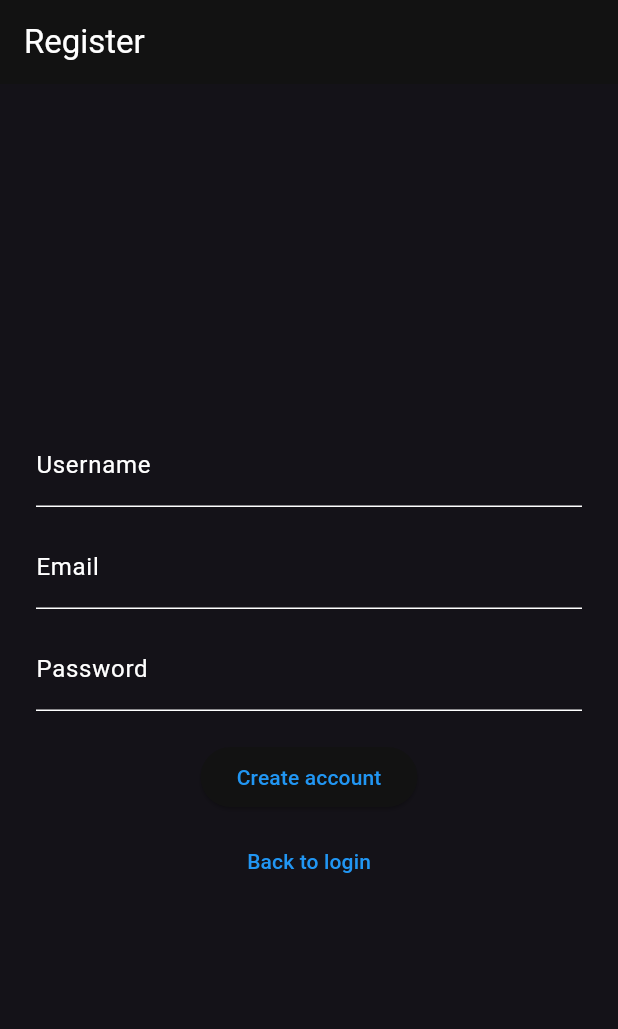
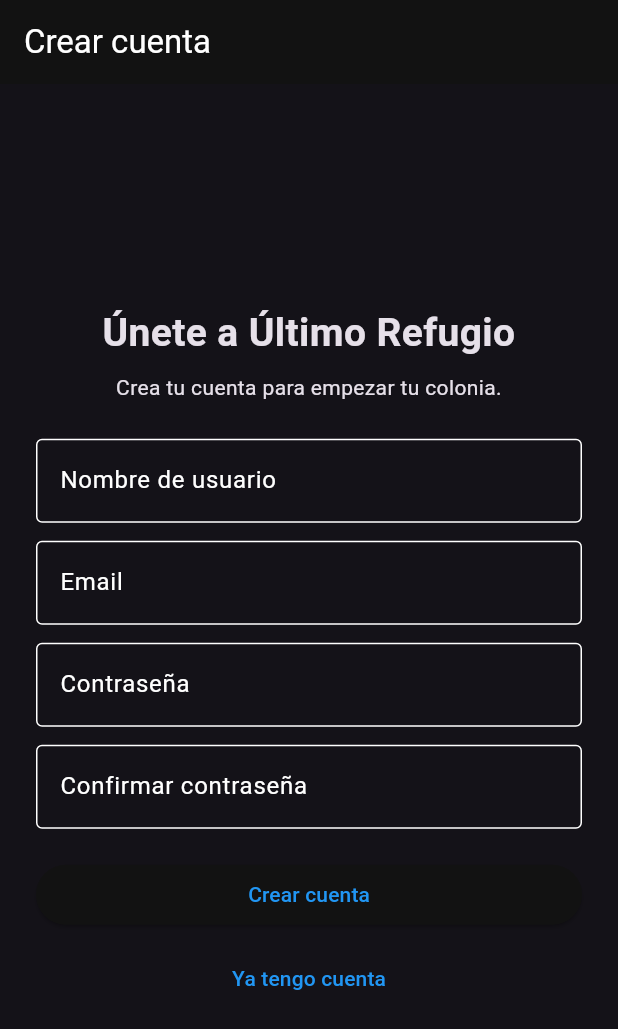
Before and after one commit to Kostilla/Ultimo_refugio, a Flutter app: the RegisterScreen screen opened by its route, on a phone screen of 412 x 824 dp. Shown: the top 1029 px of the screen. Run offline on Flutter 3.47's test engine with Material 3 defaults, Android fonts, the phone set to English and light mode, and no system bars; our stand-ins replace flutter_dotenv, flutter_riverpod, go_router, supabase_flutter; accounts and stored records are empty.

Commit message:
Actualizar register_screen.dart

```diff
--- a/lib/features/auth/presentation/register_screen.dart
+++ b/lib/features/auth/presentation/register_screen.dart
@@ -12,19 +12,25 @@ class RegisterScreen extends ConsumerStatefulWidget {
 }
 
 class _RegisterScreenState extends ConsumerState<RegisterScreen> {
+  final _formKey = GlobalKey<FormState>();
   final _usernameController = TextEditingController();
   final _emailController = TextEditingController();
   final _passwordController = TextEditingController();
+  final _confirmPasswordController = TextEditingController();
 
   @override
   void dispose() {
     _usernameController.dispose();
     _emailController.dispose();
     _passwordController.dispose();
+    _confirmPasswordController.dispose();
     super.dispose();
   }
 
   Future<void> _submit() async {
+    final form = _formKey.currentState;
+    if (form == null || !form.validate()) return;
+
     ref.read(authLoadingProvider.notifier).state = true;
 
     try {
@@ -34,15 +40,13 @@ class _RegisterScreenState extends ConsumerState<RegisterScreen> {
             password: _passwordController.text,
           );
 
-      if (mounted) {
+      if (!mounted) return;
       context.go('/colony-entry');
-      }
     } catch (e) {
-      if (mounted) {
+      if (!mounted) return;
       ScaffoldMessenger.of(context).showSnackBar(
         SnackBar(content: Text('Error: $e')),
       );
-      }
     } finally {
       ref.read(authLoadingProvider.notifier).state = false;
     }
@@ -53,43 +57,132 @@ class _RegisterScreenState extends ConsumerState<RegisterScreen> {
     final isLoading = ref.watch(authLoadingProvider);
 
     return Scaffold(
-      appBar: AppBar(title: const Text('Register')),
-      body: Padding(
-        padding: const EdgeInsets.all(24),
+      appBar: AppBar(
+        title: const Text('Crear cuenta'),
+      ),
+      body: SafeArea(
         child: Center(
           child: ConstrainedBox(
             constraints: const BoxConstraints(maxWidth: 420),
-            child: Column(
-              mainAxisAlignment: MainAxisAlignment.center,
+            child: Padding(
+              padding: const EdgeInsets.all(24),
+              child: Form(
+                key: _formKey,
+                child: ListView(
+                  shrinkWrap: true,
                   children: [
-                TextField(
+                    const Text(
+                      'Únete a Último Refugio',
+                      textAlign: TextAlign.center,
+                      style: TextStyle(
+                        fontSize: 26,
+                        fontWeight: FontWeight.bold,
+                      ),
+                    ),
+                    const SizedBox(height: 8),
+                    const Text(
+                      'Crea tu cuenta para empezar tu colonia.',
+                      textAlign: TextAlign.center,
+                    ),
+                    const SizedBox(height: 24),
+                    TextFormField(
                       controller: _usernameController,
-                  decoration: const InputDecoration(labelText: 'Username'),
+                      enabled: !isLoading,
+                      textInputAction: TextInputAction.next,
+                      decoration: const InputDecoration(
+                        labelText: 'Nombre de usuario',
+                        border: OutlineInputBorder(),
+                      ),
+                      validator: (value) {
+                        final text = value?.trim() ?? '';
+                        if (text.isEmpty) {
+                          return 'Introduce un nombre de usuario';
+                        }
+                        if (text.length < 3) {
+                          return 'Debe tener al menos 3 caracteres';
+                        }
+                        return null;
+                      },
                     ),
                     const SizedBox(height: 12),
-                TextField(
+                    TextFormField(
                       controller: _emailController,
-                  decoration: const InputDecoration(labelText: 'Email'),
+                      enabled: !isLoading,
+                      keyboardType: TextInputType.emailAddress,
+                      textInputAction: TextInputAction.next,
+                      decoration: const InputDecoration(
+                        labelText: 'Email',
+                        border: OutlineInputBorder(),
+                      ),
+                      validator: (value) {
+                        final text = value?.trim() ?? '';
+                        if (text.isEmpty) {
+                          return 'Introduce un email';
+                        }
+                        if (!text.contains('@')) {
+                          return 'Introduce un email válido';
+                        }
+                        return null;
+                      },
                     ),
                     const SizedBox(height: 12),
-                TextField(
+                    TextFormField(
                       controller: _passwordController,
-                  decoration: const InputDecoration(labelText: 'Password'),
+                      enabled: !isLoading,
                       obscureText: true,
+                      textInputAction: TextInputAction.next,
+                      decoration: const InputDecoration(
+                        labelText: 'Contraseña',
+                        border: OutlineInputBorder(),
+                      ),
+                      validator: (value) {
+                        final text = value ?? '';
+                        if (text.isEmpty) {
+                          return 'Introduce una contraseña';
+                        }
+                        if (text.length < 6) {
+                          return 'Debe tener al menos 6 caracteres';
+                        }
+                        return null;
+                      },
+                    ),
+                    const SizedBox(height: 12),
+                    TextFormField(
+                      controller: _confirmPasswordController,
+                      enabled: !isLoading,
+                      obscureText: true,
+                      textInputAction: TextInputAction.done,
+                      decoration: const InputDecoration(
+                        labelText: 'Confirmar contraseña',
+                        border: OutlineInputBorder(),
+                      ),
+                      validator: (value) {
+                        final text = value ?? '';
+                        if (text.isEmpty) {
+                          return 'Confirma la contraseña';
+                        }
+                        if (text != _passwordController.text) {
+                          return 'Las contraseñas no coinciden';
+                        }
+                        return null;
+                      },
+                      onFieldSubmitted: (_) => _submit(),
                     ),
                     const SizedBox(height: 20),
                     ElevatedButton(
                       onPressed: isLoading ? null : _submit,
                       child: Text(
-                    isLoading ? 'Creating account...' : 'Create account',
+                        isLoading ? 'Creando cuenta...' : 'Crear cuenta',
                       ),
                     ),
                     const SizedBox(height: 8),
                     TextButton(
                       onPressed: isLoading ? null : () => context.go('/login'),
-                  child: const Text('Back to login'),
+                      child: const Text('Ya tengo cuenta'),
                     ),
                   ],
+                ),
+              ),
             ),
           ),
         ),
```
Lines whose indentation alone changed are shown as unchanged.
